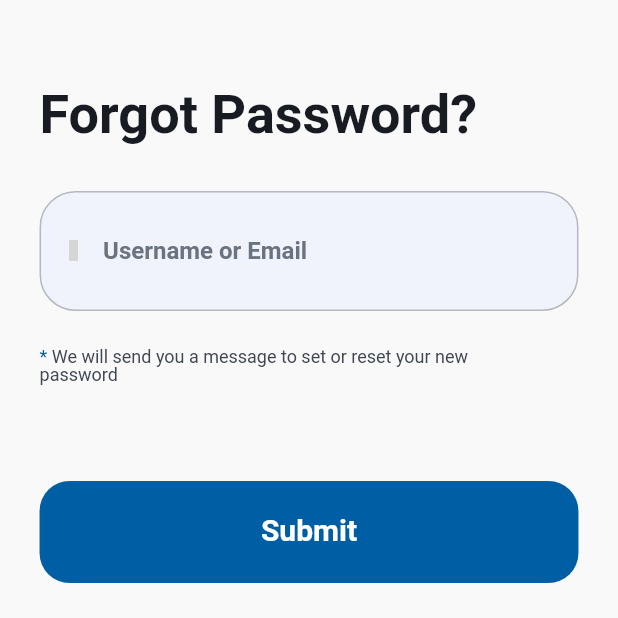
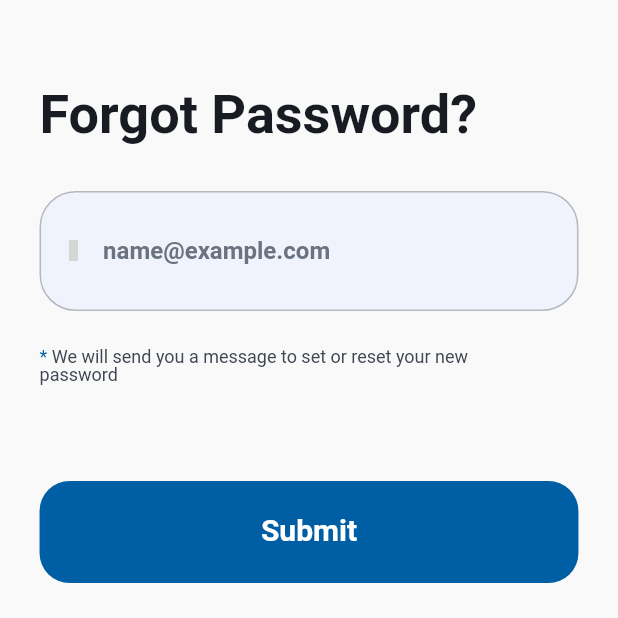
Before and after one commit to MohammedElEsh/ilajak, a Flutter app: the ForgotPasswordView screen opened by its route, on a phone screen of 412 x 824 dp, the top half of it. Run offline on Flutter 3.47's test engine with Material 3 defaults, Android fonts, the phone set to English and light mode, and no system bars; our stand-ins replace cached_network_image, connectivity_plus, dio, easy_localization, equatable, flutter_bloc and 14 more; accounts and stored records are empty; Roboto replaces fonts that are missing (Almarai); grey boxes are pictures that could not be loaded.

Commit message:
refactor: remove HugeIcons from AppTextField, update email hint translation

```diff
--- a/assets/translations/en.json
+++ b/assets/translations/en.json
@@ -35,7 +35,7 @@
       "welcome_back": "Welcome Back",
       "description": "Manage your health journeys with\nprofessional precision and care.",
       "email": "Email",
-      "email_hint": "Username or Email",
+      "email_hint": "name@example.com",
       "email_required": "Email is required",
       "email_invalid": "Enter a valid email",
       "password": "Password",
--- a/lib/core/shared/inputs/app_text_field.dart
+++ b/lib/core/shared/inputs/app_text_field.dart
@@ -1,9 +1,7 @@
+import 'package:flutter/cupertino.dart';
 import 'package:flutter/material.dart';
 import 'package:flutter/services.dart';
 import 'package:flutter_screenutil/flutter_screenutil.dart';
-import 'package:hugeicons/hugeicons.dart';
-
-import '../../theme/colors/app_colors.dart';
 
 class AppTextField extends StatefulWidget {
   const AppTextField({
@@ -125,24 +123,11 @@ class _AppTextFieldState extends State<AppTextField> {
       return SizedBox(
         width: 18.r,
         height: 18.r,
-        child: const CircularProgressIndicator(strokeWidth: 2),
+        child: const CupertinoActivityIndicator(radius: 9),
       );
     }
 
-    if (widget.isPassword && widget.enablePasswordToggle) {
-      return IconButton(
-        onPressed: _toggleObscure,
-        icon: HugeIcon(
-          icon: _obscure
-              ? HugeIcons.strokeRoundedViewOff
-              : HugeIcons.strokeRoundedView,
-          size: 22.r,
-          color: AppColors.fieldLabel,
-        ),
-      );
-    }
-
-    return widget.suffixIcon;
+    return null;
   }
 
   @override
```
